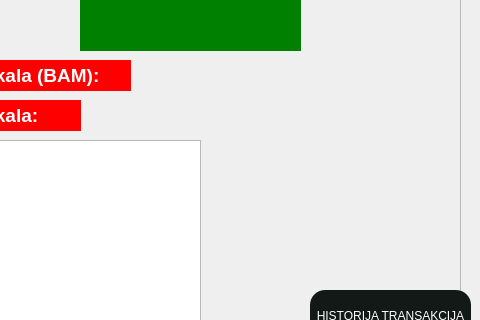
First picture: the form in dashboard.ui, repository ahmedjasarevic/Bike-Shop, before the edit; both pictures show x 110 to 590 and y 0 to 320 of the 590 by 433 pixel window.
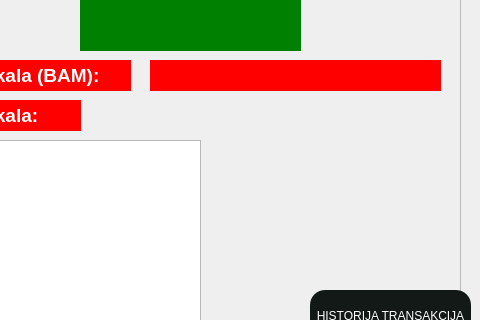
Second picture: the form after the edit. The open tabs and pages were chosen to show the change. Icons and pictures are not drawn.

Diff of the .ui file:
```diff
--- a/dashboard.ui
+++ b/dashboard.ui
@@ -225,11 +225,16 @@
      <property name="geometry">
       <rect>
        <x>260</x>
-       <y>80</y>
+       <y>60</y>
        <width>291</width>
-       <height>41</height>
+       <height>31</height>
       </rect>
      </property>
+     <property name="styleSheet">
+      <string notr="true">background-color:red;
+color:white;
+</string>
+     </property>
      <property name="text">
       <string/>
      </property>
```
Left out of the diff: 6 changed lines with no effect on the pictures.
